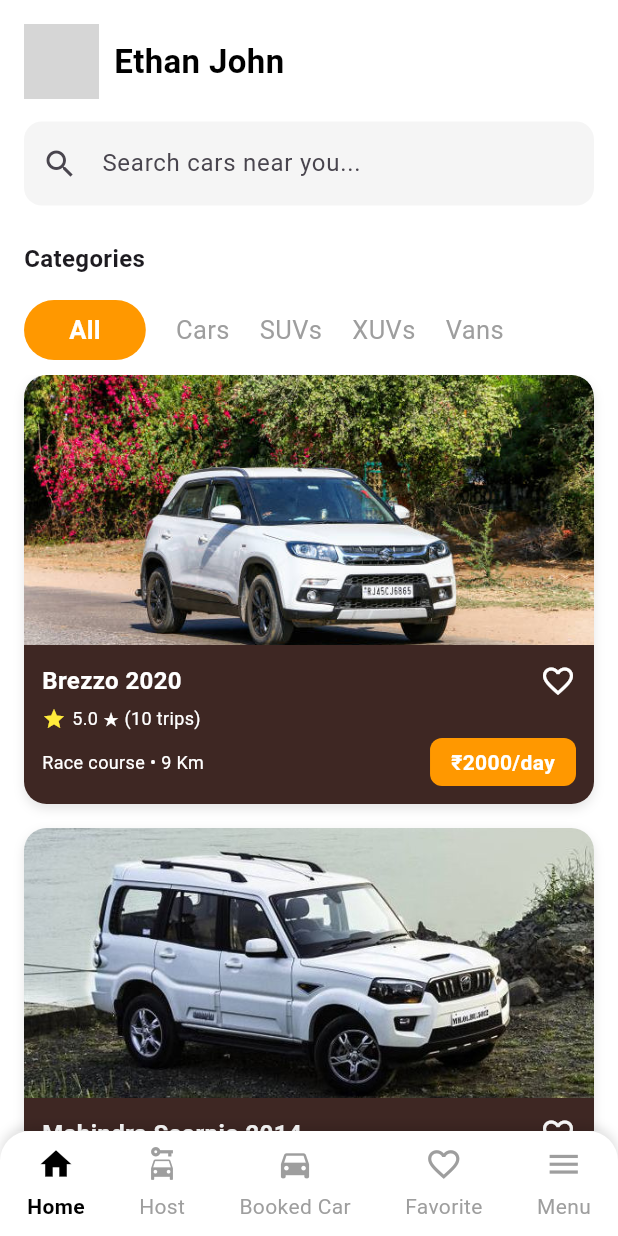
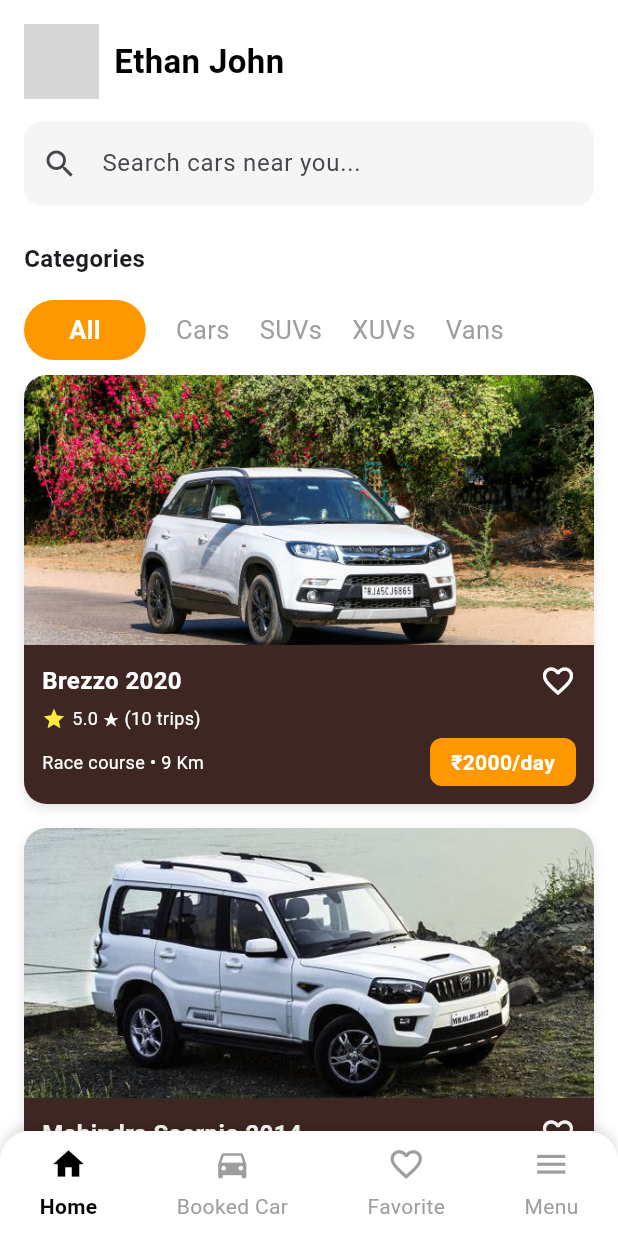
Before and after one commit to Deep-Kacha/Car_Rent_App, a Flutter app: the screen it shows after launch, on a phone screen of 412 x 824 dp. Run offline on Flutter 3.47's test engine with Material 3 defaults, Android fonts, the phone set to English and light mode, and no system bars; network calls fail; grey boxes are pictures that could not be loaded.

Commit message:
solve the in home page code

```diff
--- a/car_rental_project/lib/Home Page/home_page.dart
+++ b/car_rental_project/lib/Home Page/home_page.dart
@@ -7,6 +7,7 @@ class HomePage extends StatefulWidget {
 
 class _HomePageState extends State<HomePage> {
   int selectedIndex = 0;
+
   Widget buildNavItem(IconData icon, String label, int index) {
     bool isSelected = selectedIndex == index;
     return GestureDetector(
@@ -61,11 +62,13 @@ class _HomePageState extends State<HomePage> {
 
   String selectedCategory = "All";
 
-  final List<Widget> pages = [
-    Center(child: Text("❤️ Saved Cars")),
-    Center(child: Text("📖 My Bookings")),
-    Center(child: Text("👤 Profile")),
-  ];
+  /// Align pages with navigation indexes (0,2,3,4)
+  final Map<int, Widget> pages = {
+    0: SizedBox(),
+    2: Center(child: Text("📖 My Bookings")),
+    3: Center(child: Text("⭐ Favorites")),
+    4: Center(child: Text("📂 Menu")),
+  };
 
   @override
   Widget build(BuildContext context) {
@@ -311,7 +314,7 @@ class _HomePageState extends State<HomePage> {
                   ),
                 ],
               )
-            : pages[selectedIndex - 1],
+            : pages[selectedIndex] ?? Center(child: Text("Page not found")),
       ),
       bottomNavigationBar: Container(
         height: 70,
@@ -334,7 +337,6 @@ class _HomePageState extends State<HomePage> {
           mainAxisAlignment: MainAxisAlignment.spaceAround,
           children: [
             buildNavItem(Icons.home, "Home", 0),
-            buildNavItem(Icons.car_rental, "Host", 1),
             buildNavItem(Icons.directions_car, "Booked Car", 2),
             buildNavItem(Icons.favorite_border, "Favorite", 3),
             buildNavItem(Icons.menu, "Menu", 4),
```
